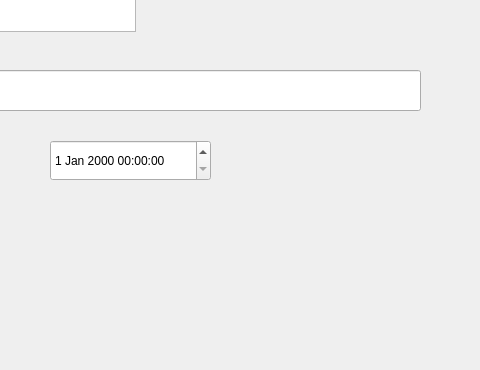
Censtro/GAI, file lab/mainwindow.ui: the form before one commit; both pictures show x 180 to 660 and y 230 to 600 of the 800 by 600 pixel window.
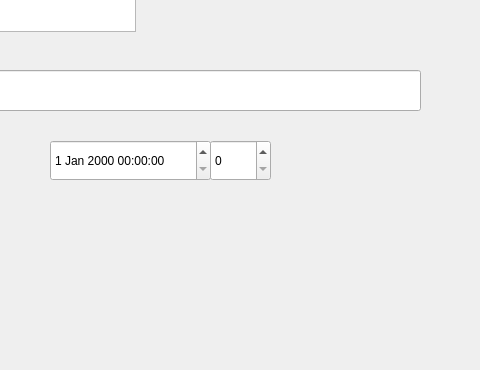
The form after the commit.

The edit to the form file:
```diff
--- a/lab/mainwindow.ui
+++ b/lab/mainwindow.ui
@@ -70,6 +70,19 @@
      </rect>
     </property>
    </widget>
+   <widget class="QSpinBox" name="spinBox">
+    <property name="geometry">
+     <rect>
+      <x>390</x>
+      <y>370</y>
+      <width>61</width>
+      <height>41</height>
+     </rect>
+    </property>
+    <property name="maximum">
+     <number>59</number>
+    </property>
+   </widget>
   </widget>
   <widget class="QMenuBar" name="menubar">
    <property name="geometry">
```
Left out of the diff: 2 changed lines with no effect on the pictures.
